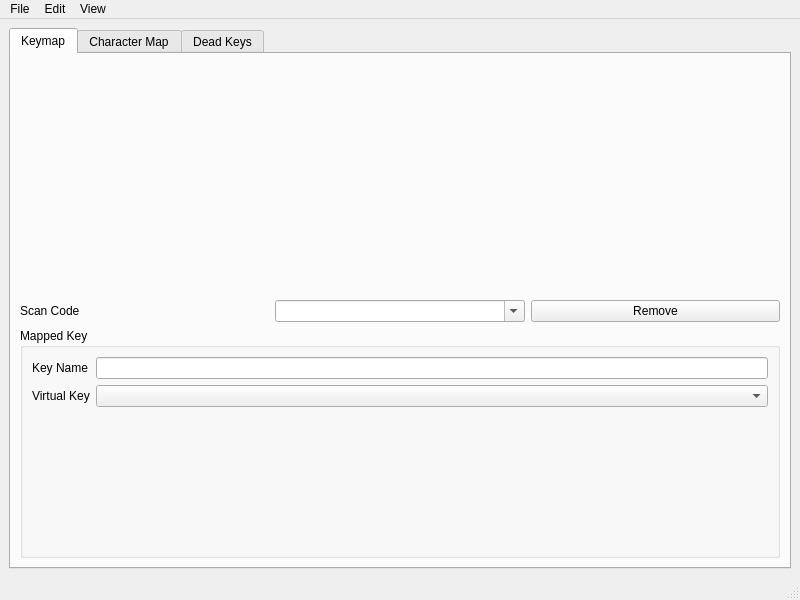
nulano/PyKbd, file src/PyKbdEdit/editor/editor.ui: the form before one commit.
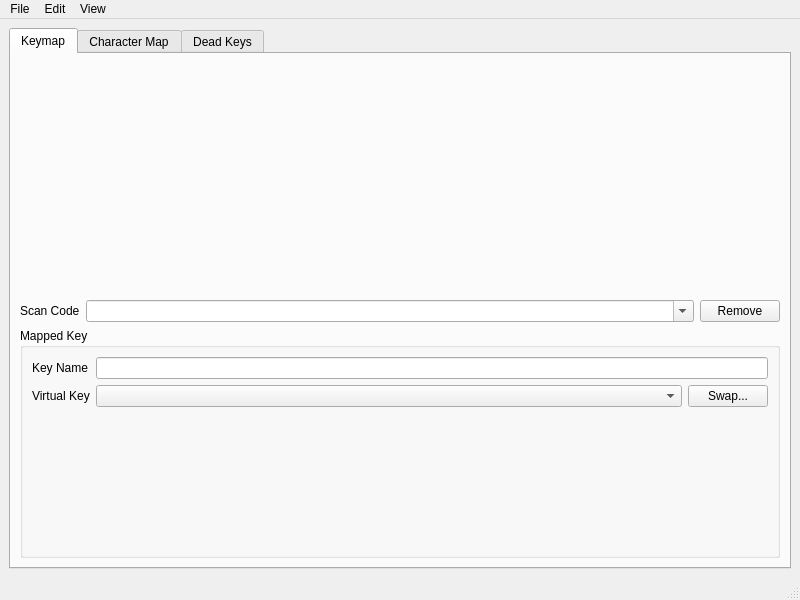
The form after the commit. Custom widgets are drawn as their Qt base class.

Commit message: implement VSC selection combo box

What changed in the file:
```diff
--- a/src/PyKbdEdit/editor/editor.ui
+++ b/src/PyKbdEdit/editor/editor.ui
@@ -31,7 +31,7 @@
            <widget class="KeyboardWidget" name="kbdKeymap" native="true"/>
           </item>
           <item>
-           <layout class="QHBoxLayout" name="horizontalLayout" stretch="0,0,0">
+           <layout class="QHBoxLayout" name="horizontalLayout" stretch="0,1,0">
             <item>
              <widget class="QLabel" name="label">
               <property name="text">
@@ -64,16 +64,6 @@
              <string>Mapped Key</string>
             </property>
             <layout class="QFormLayout" name="formLayout">
-             <item row="1" column="0">
-              <widget class="QLabel" name="label_3">
-               <property name="text">
-                <string>Virtual Key</string>
-               </property>
-              </widget>
-             </item>
-             <item row="1" column="1">
-              <widget class="QComboBox" name="comboVscVk"/>
-             </item>
              <item row="0" column="0">
               <widget class="QLabel" name="label_2">
                <property name="text">
@@ -84,6 +74,30 @@
              <item row="0" column="1">
               <widget class="QLineEdit" name="editVscName"/>
              </item>
+             <item row="1" column="1">
+              <layout class="QHBoxLayout" name="horizontalLayout_2" stretch="1,0">
+               <item>
+                <widget class="QComboBox" name="comboVscVk"/>
+               </item>
+               <item>
+                <widget class="QPushButton" name="btnVscVkSwap">
+                 <property name="toolTip">
+                  <string>Replace all occurences of this VK</string>
+                 </property>
+                 <property name="text">
+                  <string>Swap...</string>
+                 </property>
+                </widget>
+               </item>
+              </layout>
+             </item>
+             <item row="1" column="0">
+              <widget class="QLabel" name="label_3">
+               <property name="text">
+                <string>Virtual Key</string>
+               </property>
+              </widget>
+             </item>
             </layout>
            </widget>
           </item>
```
Left out of the diff: 5 changed lines with no effect on the pictures. The commit also changes 5 other files.
